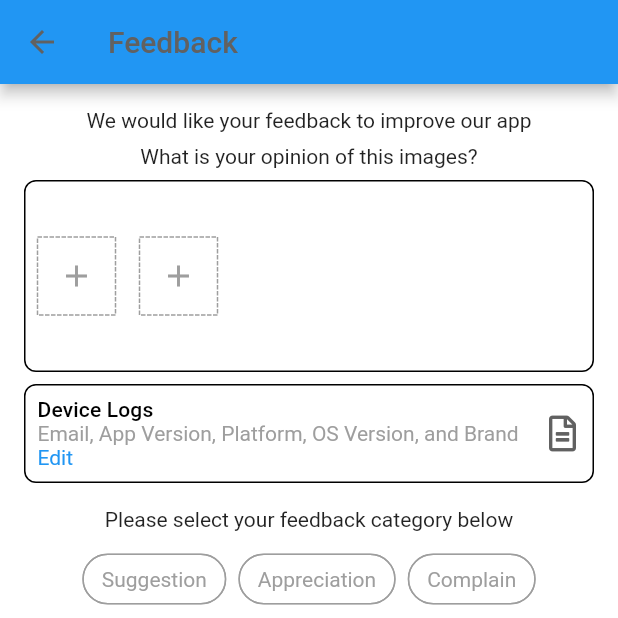
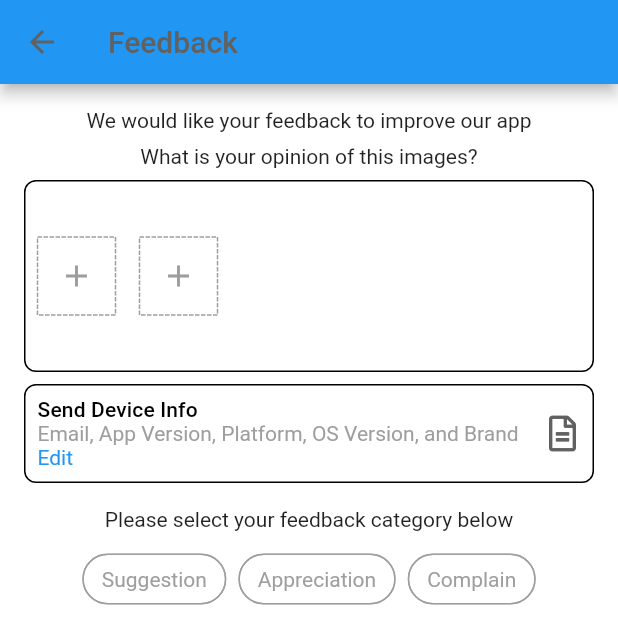
Before and after one commit to nusanet/flutter-feedback-plugin, a Flutter app: the FlutterFeedbackPluginPage screen opened directly with empty values, on a phone screen of 412 x 824 dp, the top half of it. Run offline on Flutter 3.47's test engine with Material 2 defaults, Android fonts, the phone set to English and light mode, and no system bars; drawn by our look-alikes of dotted_border; our stand-ins replace device_info_plus, flutter_image_compress, flutter_native_screenshot, font_awesome_flutter, image_picker, permission_handler; missing offline and left inert: coderjava_image_editor_pro.

Commit message:
Ubah label Device Logs menjadi Send Device Info

```diff
--- a/lib/localization/en_message.dart
+++ b/lib/localization/en_message.dart
@@ -143,7 +143,7 @@ class EnMessage implements LookupMessage {
 
   @override
   String deviceLogs() {
-    return 'Device Logs';
+    return 'Send Device Info';
   }
 
   @override
--- a/lib/localization/id_message.dart
+++ b/lib/localization/id_message.dart
@@ -143,7 +143,7 @@ class IdMessage implements LookupMessage {
 
   @override
   String deviceLogs() {
-    return 'Log Perangkat';
+    return 'Kirim Info Perangkat';
   }
 
   @override
```
